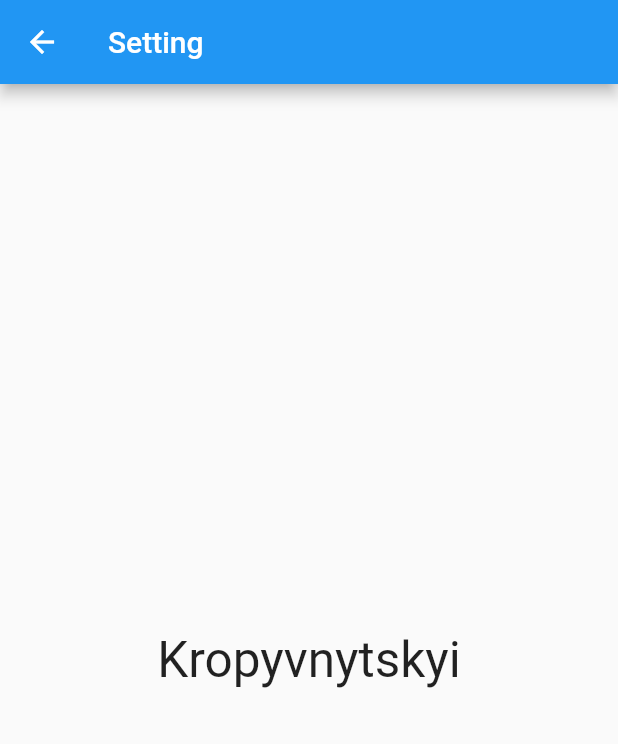
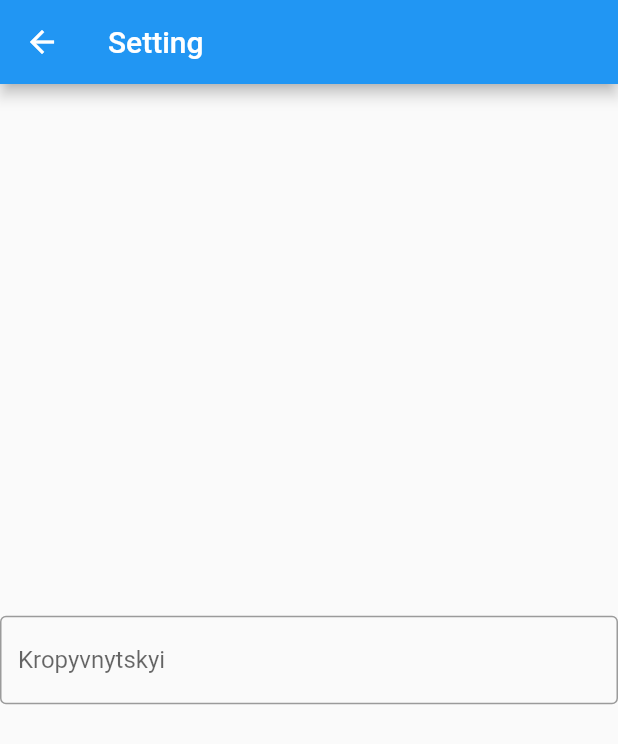
Before and after one commit to vimba333/onixtest, a Flutter app: the screen it shows after launch, after a tap on the "settings" icon, on a phone screen of 412 x 824 dp. Shown: the top 744 px of the screen. Run offline on Flutter 3.47's test engine with Material 2 defaults, Android fonts, the phone set to English and light mode, and no system bars; our stand-ins replace flutter_bloc.

Commit message:
city editor

```diff
--- a/lib/ui/my_router.dart
+++ b/lib/ui/my_router.dart
@@ -2,7 +2,7 @@ import 'package:flutter/material.dart';
 import 'package:onixtest/ui/screen/weather_screen.dart';
 import 'package:onixtest/ui/screen/setting_screen.dart';
 
-var weatherSctreen = "/";
+var weatherSctreen = "/weather";
 var settingSctreen = "/setting";
 
 class MyRouter extends StatelessWidget {
--- a/lib/ui/screen/setting_screen.dart
+++ b/lib/ui/screen/setting_screen.dart
@@ -12,18 +12,26 @@ class SettingScreen extends StatelessWidget {
       appBar: AppBar(
         title: const Text('Setting'),
       ),
-      body: Center(
+      body: BlocBuilder<WeatherBloc, WeatherState>(
+        builder: (context, state) {
+          return Center(
             child: Column(
               mainAxisAlignment: MainAxisAlignment.center,
               children: <Widget>[
-            BlocBuilder<WeatherBloc, WeatherState>(
-              builder: (context, state) {
-                return Text(state.weather.city,
-                    style: const TextStyle(fontSize: 33));
+                TextField(
+                  decoration: InputDecoration(
+                    border: const OutlineInputBorder(),
+                    hintText: state.weather.city,
+                  ),
+                  onSubmitted: (text) {
+                    _bloc.add(GetWeatherEvent(text));
+                    Navigator.pop(context);
                   },
                 ),
               ],
             ),
+          );
+        },
       ),
     );
   }
--- a/lib/ui/screen/weather_screen.dart
+++ b/lib/ui/screen/weather_screen.dart
@@ -12,28 +12,23 @@ class WeatherScreen extends StatelessWidget {
       appBar: AppBar(
         title: const Text('Weather'),
       ),
-      body: Center(
-        child: Column(
-          mainAxisAlignment: MainAxisAlignment.center,
-          children: <Widget>[
-            BlocBuilder<WeatherBloc, WeatherState>(
-              builder: (context, state) {
-                return Text(state.weather.city,
-                    style: const TextStyle(fontSize: 33));
-              },
+      body: BlocBuilder<WeatherBloc, WeatherState>(
+        builder: (context, state) {
+          return Center(
+            child: Column(
+              mainAxisAlignment: MainAxisAlignment.center,
+              children: <Widget>[
+                Text(state.weather.city, style: const TextStyle(fontSize: 33)),
+                Text(state.weather.temp.toString(),
+                    style: const TextStyle(fontSize: 64)),
+              ],
             ),
-            BlocBuilder<WeatherBloc, WeatherState>(
-              builder: (context, state) {
-                return Text(state.weather.temp.toString(),
-                    style: const TextStyle(fontSize: 64));
-              },
-            ),
-          ],
-        ),
+          );
+        },
       ),
+
       floatingActionButton: FloatingActionButton(
         onPressed: () {
-          _bloc.add(GetWeatherEvent('Paris'));
           Navigator.pushNamed(context, '/setting');
         },
         tooltip: 'Increment',
```
Lines whose indentation alone changed are shown as unchanged.
